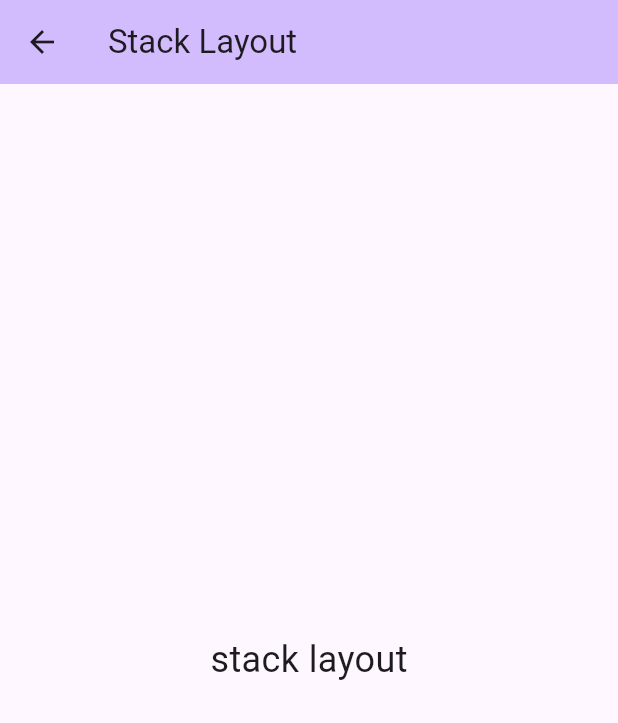
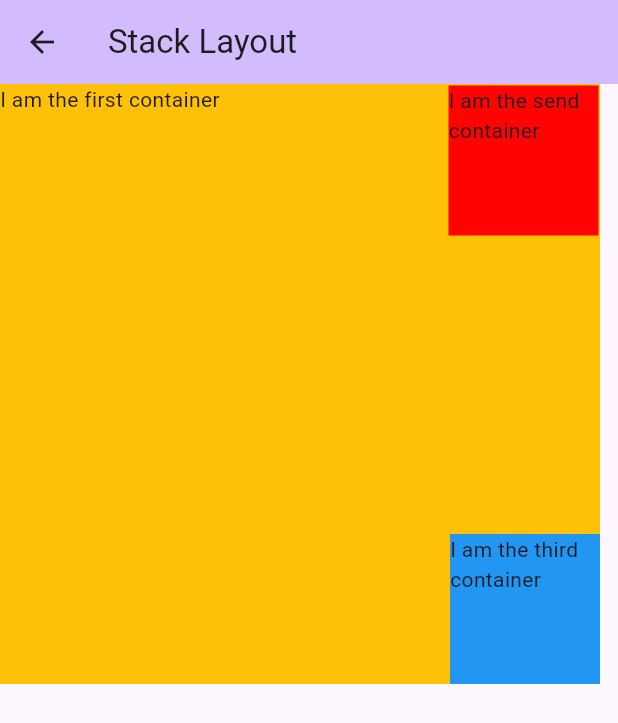
Before and after one commit to exh3ll/Flutter-For-College, a Flutter app: the StackLayoutScreen screen opened directly, on a phone screen of 412 x 824 dp. Shown: the top 723 px of the screen. Run offline on Flutter 3.47's test engine with Material 3 defaults, Android fonts, the phone set to English and light mode, and no system bars.

Commit message:
+workyyy

```diff
--- a/lib/screens/gridview_screen.dart
+++ b/lib/screens/gridview_screen.dart
@@ -15,7 +15,7 @@ class GridViewScreen extends StatelessWidget {
         crossAxisSpacing: 8,
         mainAxisSpacing: 8,
         crossAxisCount: 3,
-        children: List.generate(9, (index) {
+        children: List.generate(10, (index) {
           return Container(
             decoration: BoxDecoration(
               color: const Color.fromARGB(255, 255, 238, 0),
@@ -23,7 +23,7 @@ class GridViewScreen extends StatelessWidget {
             ),
             child: Center(
               child: Text(
-                'Item ${index + 1}',
+                '${index + 1}',
                 style: const TextStyle(fontSize: 24, color: Colors.white),
               ),
             ),
--- a/lib/screens/stack_layout_screen.dart
+++ b/lib/screens/stack_layout_screen.dart
@@ -10,8 +10,37 @@ class StackLayoutScreen extends StatelessWidget {
         title: const Text('Stack Layout'),
         backgroundColor: Theme.of(context).colorScheme.inversePrimary,
       ),
-      body: const Center(
-        child: Text('stack layout', style: TextStyle(fontSize: 24)),
+      body: SafeArea(
+        child: Stack(
+          children: [
+            Container(
+              height: 400,
+              width: 400,
+              color: Colors.amber,
+              child: const Text('I am the first container'),
+            ), // Container
+            Positioned(
+              top: 1,
+              right: 1,
+              child: Container(
+                height: 100,
+                width: 100,
+                color: const Color.fromARGB(255, 255, 3, 3),
+                child: const Text('I am the send container'),
+              ), // Container
+            ), // Positioned
+            Positioned(
+              bottom: 0,
+              right: 0,
+              child: Container(
+                height: 100,
+                width: 100,
+                color: Colors.blue,
+                child: const Text('I am the third container'),
+              ), // Container
+            ), // Positioned
+          ],
+        ), // Stack
       ),
     );
   }
```
Also changed, not shown: lib/screens/image_screen.dart (added).
